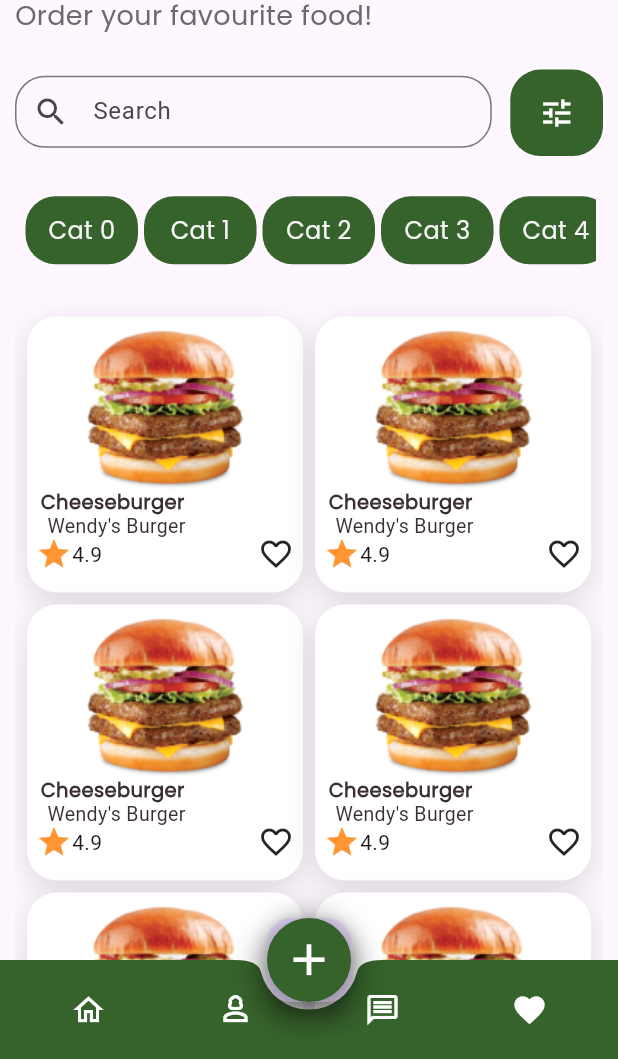
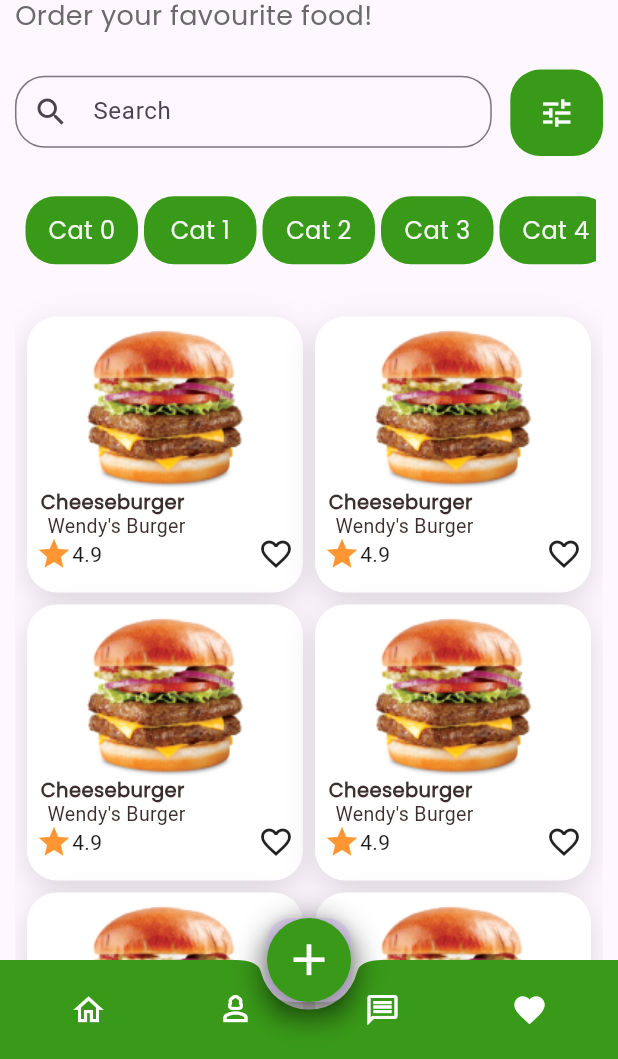
Before and after one commit to makgr/food_app_ui, a Flutter app: the screen it shows after launch, on a phone screen of 412 x 824 dp, the part 177-1236 px from its top. Run offline on Flutter 3.47's test engine with Material 3 defaults, Android fonts, the phone set to English and light mode, and no system bars.

Commit message:
primary color updated

```diff
--- a/lib/constant/app_color.dart
+++ b/lib/constant/app_color.dart
@@ -1,7 +1,7 @@
 import 'package:flutter/material.dart';
 
 class AppColor {
-  static const primaryColor = Color(0xFF36622b);
+  static const primaryColor = Color(0xFF399918);
   static const secondaryColor = Color(0xFF729d39);
   static const homeTitleColor = Color(0xFF3C2F2F);
   static const homeHeaderShapeColor = Color(0xFFD9D9D9);
@@ -11,7 +11,7 @@ class AppColor {
   static const itemListShadowColor = Color(0x21000000);
   static const itemListShapeColor = Colors.white;
   static const itemListStarColor = Color(0xffFF9633);
-  static const floatingActionButtonColor = Color(0xFF36622b);
+  static const floatingActionButtonColor = Color(0xFF399918);
   static const floatingActionIconColor = Colors.white;
   static const bottomAppbarIconColor = Colors.white;
   static const itemDetailsTextColor = Color(0xff6A6A6A);
--- a/lib/screens/home_screen.dart
+++ b/lib/screens/home_screen.dart
@@ -127,7 +127,7 @@ class _HomeScreenState extends State<HomeScreen> {
           width: MediaQuery.of(context).size.width * 0.15,
           height: MediaQuery.of(context).size.height * 0.07,
           decoration: ShapeDecoration(
-            color: Color(0xFF36622b),
+            color: AppColor.primaryColor,
             shape: RoundedRectangleBorder(
               borderRadius: BorderRadius.circular(20),
             ),
```
